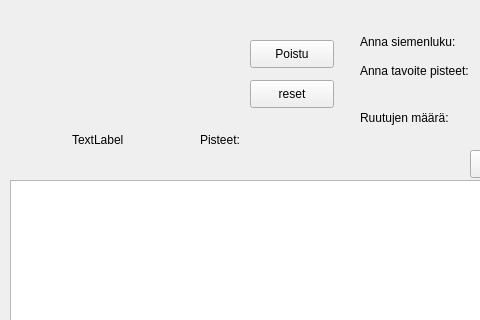
Old version of the form student/12/numbers_gui/mainwindow.ui in the repository nvjsalonen/Ohj2; both pictures show x 0 to 480 and y 0 to 320 of the 1376 by 747 pixel window.
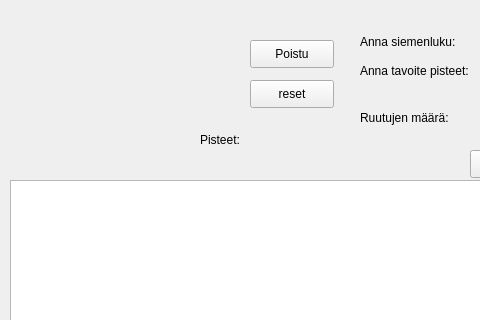
New version of the form.

Commit message: Näppäinten sulkeminen ja avaaminen yhteen funktioon

```diff
--- a/student/12/numbers_gui/mainwindow.ui
+++ b/student/12/numbers_gui/mainwindow.ui
@@ -180,19 +180,6 @@
      <string/>
     </property>
    </widget>
-   <widget class="QLabel" name="ajastinLabel">
-    <property name="geometry">
-     <rect>
-      <x>72</x>
-      <y>130</y>
-      <width>91</width>
-      <height>20</height>
-     </rect>
-    </property>
-    <property name="text">
-     <string>TextLabel</string>
-    </property>
-   </widget>
   </widget>
   <widget class="QMenuBar" name="menubar">
    <property name="geometry">
```
The commit also changes 2 other files.
